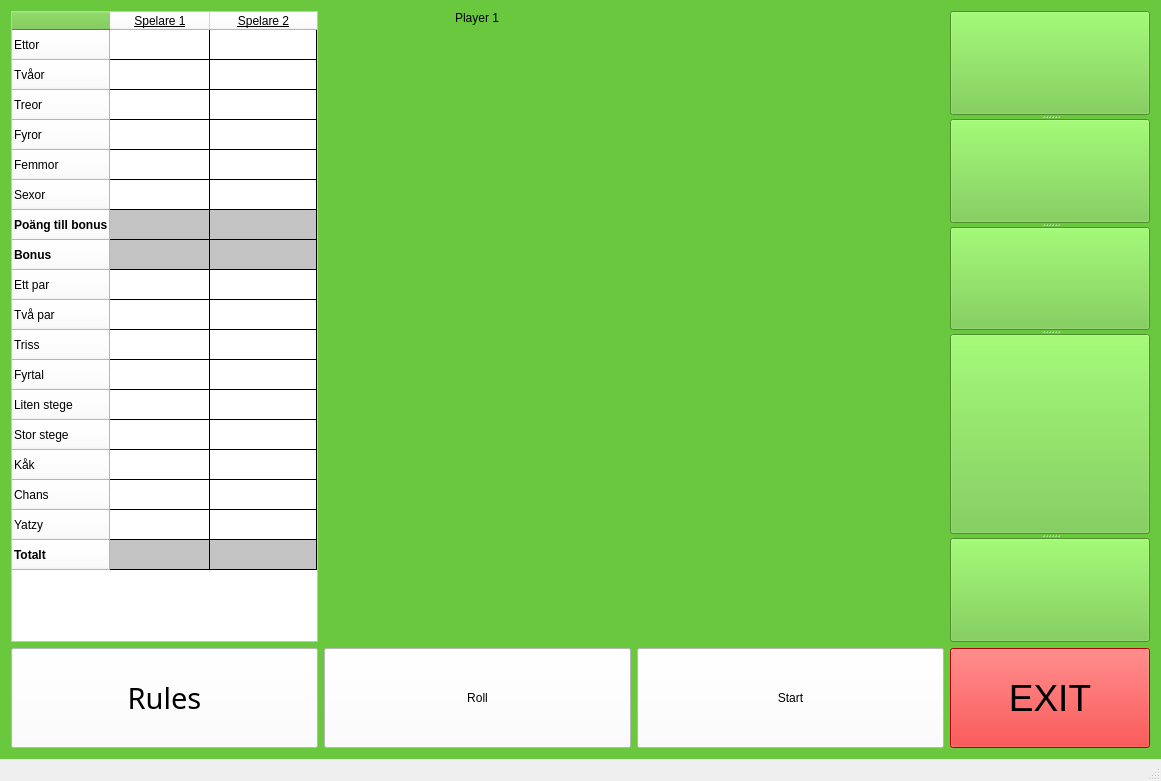
Old version of the form Yatzy/Yatzy/mainwindow.ui in the repository GUI-Programmering-Yatzy-Juli/Yatzy.
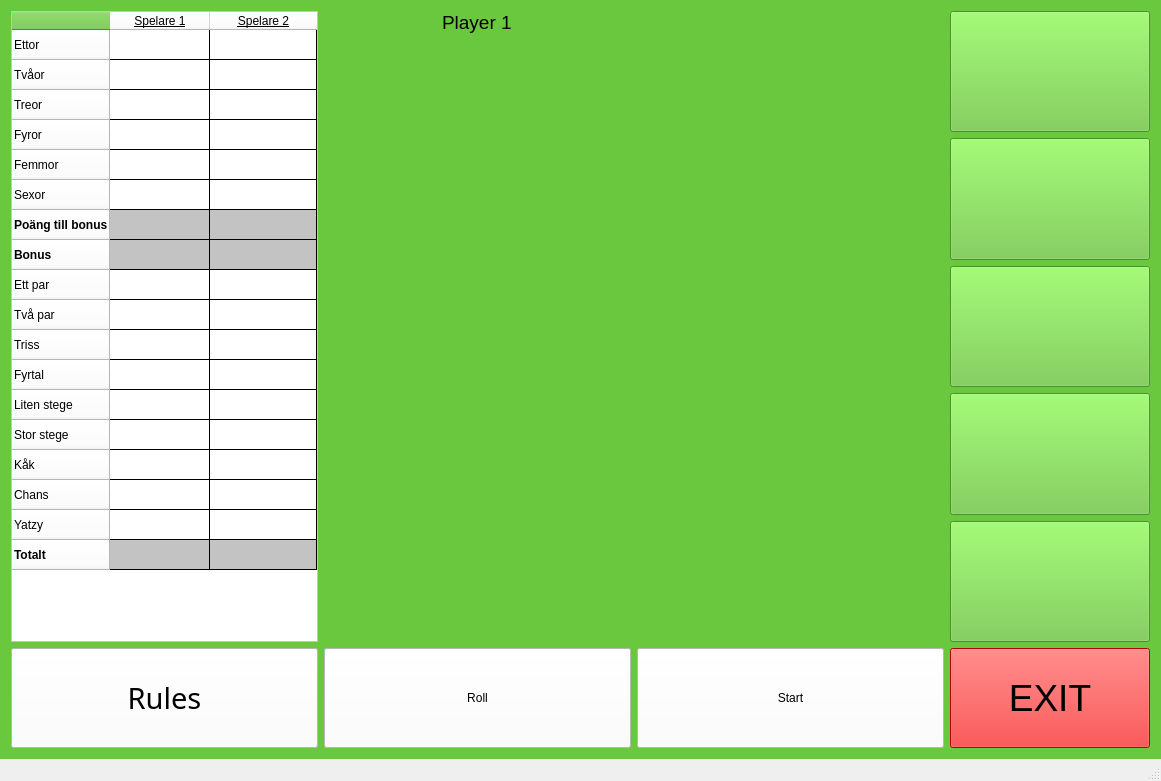
New version of the form.

Commit message: ui går inte att ändra

Patch:
```diff
--- a/Yatzy/Yatzy/mainwindow.ui
+++ b/Yatzy/Yatzy/mainwindow.ui
@@ -54,67 +54,8 @@
     <string notr="true">background-color: rgb(106, 200, 62);</string>
    </property>
    <layout class="QGridLayout" name="gridLayout">
-    <item row="1" column="0">
-     <widget class="QPushButton" name="btn_rules">
-      <property name="sizePolicy">
-       <sizepolicy hsizetype="MinimumExpanding" vsizetype="MinimumExpanding">
-        <horstretch>0</horstretch>
-        <verstretch>0</verstretch>
-       </sizepolicy>
-      </property>
-      <property name="minimumSize">
-       <size>
-        <width>298</width>
-        <height>44</height>
-       </size>
-      </property>
-      <property name="maximumSize">
-       <size>
-        <width>820</width>
-        <height>100</height>
-       </size>
-      </property>
-      <property name="font">
-       <font>
-        <family>Adobe Fangsong Std R</family>
-        <pointsize>22</pointsize>
-       </font>
-      </property>
-      <property name="toolTip">
-       <string notr="true" extracomment="Yahtzee spela och besegra dina vänner">&lt;html&gt;&lt;head/&gt;&lt;body&gt;&lt;p&gt;&lt;span style=&quot; font-size:14pt;&quot;&gt;Yahtzee spel, spela och besegra dina vänner&lt;/span&gt;&lt;/p&gt;&lt;/body&gt;&lt;/html&gt;</string>
-      </property>
-      <property name="toolTipDuration">
-       <number>10</number>
-      </property>
-      <property name="whatsThis">
-       <string>&lt;html&gt;&lt;head/&gt;&lt;body&gt;&lt;p&gt;Yahtzee spel, spela och besegra dina vänner&lt;/p&gt;&lt;/body&gt;&lt;/html&gt;</string>
-      </property>
-      <property name="styleSheet">
-       <string notr="true">border-color: rgb(0, 0, 0);
-background-color: rgb(255, 255, 255);</string>
-      </property>
-      <property name="text">
-       <string>Rules</string>
-      </property>
-      <property name="checkable">
-       <bool>false</bool>
-      </property>
-      <property name="checked">
-       <bool>false</bool>
-      </property>
-      <property name="autoDefault">
-       <bool>false</bool>
-      </property>
-      <property name="default">
-       <bool>false</bool>
-      </property>
-      <property name="flat">
-       <bool>false</bool>
-      </property>
-     </widget>
-    </item>
     <item row="1" column="3">
-     <widget class="QPushButton" name="btn_roll_2">
+     <widget class="QPushButton" name="btn_save1">
       <property name="sizePolicy">
        <sizepolicy hsizetype="MinimumExpanding" vsizetype="MinimumExpanding">
         <horstretch>0</horstretch>
@@ -123,31 +64,29 @@
       </property>
       <property name="minimumSize">
        <size>
-        <width>300</width>
-        <height>44</height>
+        <width>100</width>
+        <height>100</height>
        </size>
       </property>
       <property name="maximumSize">
        <size>
-        <width>820</width>
-        <height>100</height>
+        <width>200</width>
+        <height>200</height>
        </size>
       </property>
       <property name="styleSheet">
-       <string notr="true">font: 22pt &quot;Adobe Fangsong Std R&quot;;
-border-color: rgb(0, 0, 0);
-background-color: rgb(255, 255, 255);</string>
+       <string notr="true">border-color: rgb(0, 0, 0);</string>
       </property>
       <property name="text">
-       <string>Start</string>
+       <string/>
       </property>
       <property name="checkable">
-       <bool>false</bool>
+       <bool>true</bool>
       </property>
      </widget>
     </item>
-    <item row="1" column="2">
-     <widget class="QPushButton" name="btn_roll">
+    <item row="2" column="3">
+     <widget class="QPushButton" name="btn_save2">
       <property name="sizePolicy">
        <sizepolicy hsizetype="MinimumExpanding" vsizetype="MinimumExpanding">
         <horstretch>0</horstretch>
@@ -156,30 +95,64 @@
       </property>
       <property name="minimumSize">
        <size>
-        <width>300</width>
-        <height>44</height>
+        <width>100</width>
+        <height>100</height>
        </size>
       </property>
       <property name="maximumSize">
        <size>
-        <width>820</width>
+        <width>200</width>
+        <height>200</height>
+       </size>
+      </property>
+      <property name="styleSheet">
+       <string notr="true">border-color: rgb(0, 0, 0);</string>
+      </property>
+      <property name="text">
+       <string/>
+      </property>
+      <property name="checkable">
+       <bool>true</bool>
+      </property>
+     </widget>
+    </item>
+    <item row="3" column="3">
+     <widget class="QPushButton" name="btn_save3">
+      <property name="sizePolicy">
+       <sizepolicy hsizetype="MinimumExpanding" vsizetype="MinimumExpanding">
+        <horstretch>0</horstretch>
+        <verstretch>0</verstretch>
+       </sizepolicy>
+      </property>
+      <property name="minimumSize">
+       <size>
+        <width>100</width>
         <height>100</height>
        </size>
       </property>
-      <property name="layoutDirection">
-       <enum>Qt::RightToLeft</enum>
+      <property name="maximumSize">
+       <size>
+        <width>200</width>
+        <height>200</height>
+       </size>
       </property>
+      <property name="font">
+       <font>
+        <pointsize>30</pointsize>
+       </font>
+      </property>
       <property name="styleSheet">
-       <string notr="true">font: 22pt &quot;Adobe Fangsong Std R&quot;;
-border-color: rgb(0, 0, 0);
-background-color: rgb(255, 255, 255);</string>
+       <string notr="true">border-color: rgb(0, 0, 0);</string>
       </property>
       <property name="text">
-       <string>Roll</string>
+       <string/>
       </property>
+      <property name="checkable">
+       <bool>true</bool>
+      </property>
      </widget>
     </item>
-    <item row="0" column="0">
+    <item row="0" column="0" rowspan="5">
      <widget class="QTableWidget" name="tableWidget">
       <property name="enabled">
        <bool>true</bool>
@@ -210,6 +183,7 @@
       </property>
       <property name="font">
        <font>
+        <pointsize>14</pointsize>
         <italic>false</italic>
         <underline>false</underline>
         <strikeout>false</strikeout>
@@ -591,7 +565,38 @@
       </item>
      </widget>
     </item>
-    <item row="1" column="4">
+    <item row="0" column="3">
+     <widget class="QPushButton" name="btn_save0">
+      <property name="sizePolicy">
+       <sizepolicy hsizetype="MinimumExpanding" vsizetype="MinimumExpanding">
+        <horstretch>0</horstretch>
+        <verstretch>0</verstretch>
+       </sizepolicy>
+      </property>
+      <property name="minimumSize">
+       <size>
+        <width>100</width>
+        <height>100</height>
+       </size>
+      </property>
+      <property name="maximumSize">
+       <size>
+        <width>200</width>
+        <height>200</height>
+       </size>
+      </property>
+      <property name="styleSheet">
+       <string notr="true">border-color: rgb(0, 0, 0);</string>
+      </property>
+      <property name="text">
+       <string/>
+      </property>
+      <property name="checkable">
+       <bool>true</bool>
+      </property>
+     </widget>
+    </item>
+    <item row="5" column="3">
      <widget class="QPushButton" name="btn_exit">
       <property name="sizePolicy">
        <sizepolicy hsizetype="MinimumExpanding" vsizetype="MinimumExpanding">
@@ -629,7 +634,163 @@
       </property>
      </widget>
     </item>
-    <item row="0" column="2" alignment="Qt::AlignHCenter|Qt::AlignTop">
+    <item row="5" column="0">
+     <widget class="QPushButton" name="btn_rules">
+      <property name="sizePolicy">
+       <sizepolicy hsizetype="MinimumExpanding" vsizetype="MinimumExpanding">
+        <horstretch>0</horstretch>
+        <verstretch>0</verstretch>
+       </sizepolicy>
+      </property>
+      <property name="minimumSize">
+       <size>
+        <width>298</width>
+        <height>44</height>
+       </size>
+      </property>
+      <property name="maximumSize">
+       <size>
+        <width>820</width>
+        <height>100</height>
+       </size>
+      </property>
+      <property name="font">
+       <font>
+        <family>Adobe Fangsong Std R</family>
+        <pointsize>22</pointsize>
+       </font>
+      </property>
+      <property name="toolTip">
+       <string notr="true" extracomment="Yahtzee spela och besegra dina vänner">&lt;html&gt;&lt;head/&gt;&lt;body&gt;&lt;p&gt;&lt;span style=&quot; font-size:14pt;&quot;&gt;Yahtzee spel, spela och besegra dina vänner&lt;/span&gt;&lt;/p&gt;&lt;/body&gt;&lt;/html&gt;</string>
+      </property>
+      <property name="toolTipDuration">
+       <number>10</number>
+      </property>
+      <property name="whatsThis">
+       <string>&lt;html&gt;&lt;head/&gt;&lt;body&gt;&lt;p&gt;Yahtzee spel, spela och besegra dina vänner&lt;/p&gt;&lt;/body&gt;&lt;/html&gt;</string>
+      </property>
+      <property name="styleSheet">
+       <string notr="true">border-color: rgb(0, 0, 0);
+background-color: rgb(255, 255, 255);</string>
+      </property>
+      <property name="text">
+       <string>Rules</string>
+      </property>
+      <property name="checkable">
+       <bool>false</bool>
+      </property>
+      <property name="checked">
+       <bool>false</bool>
+      </property>
+      <property name="autoDefault">
+       <bool>false</bool>
+      </property>
+      <property name="default">
+       <bool>false</bool>
+      </property>
+      <property name="flat">
+       <bool>false</bool>
+      </property>
+     </widget>
+    </item>
+    <item row="5" column="1">
+     <widget class="QPushButton" name="btn_roll">
+      <property name="sizePolicy">
+       <sizepolicy hsizetype="MinimumExpanding" vsizetype="MinimumExpanding">
+        <horstretch>0</horstretch>
+        <verstretch>0</verstretch>
+       </sizepolicy>
+      </property>
+      <property name="minimumSize">
+       <size>
+        <width>300</width>
+        <height>44</height>
+       </size>
+      </property>
+      <property name="maximumSize">
+       <size>
+        <width>820</width>
+        <height>100</height>
+       </size>
+      </property>
+      <property name="layoutDirection">
+       <enum>Qt::RightToLeft</enum>
+      </property>
+      <property name="styleSheet">
+       <string notr="true">font: 22pt &quot;Adobe Fangsong Std R&quot;;
+border-color: rgb(0, 0, 0);
+background-color: rgb(255, 255, 255);</string>
+      </property>
+      <property name="text">
+       <string>Roll</string>
+      </property>
+     </widget>
+    </item>
+    <item row="4" column="3">
+     <widget class="QPushButton" name="btn_save4">
+      <property name="sizePolicy">
+       <sizepolicy hsizetype="MinimumExpanding" vsizetype="MinimumExpanding">
+        <horstretch>0</horstretch>
+        <verstretch>0</verstretch>
+       </sizepolicy>
+      </property>
+      <property name="minimumSize">
+       <size>
+        <width>100</width>
+        <height>100</height>
+       </size>
+      </property>
+      <property name="maximumSize">
+       <size>
+        <width>200</width>
+        <height>200</height>
+       </size>
+      </property>
+      <property name="styleSheet">
+       <string notr="true">border-color: rgb(0, 0, 0);</string>
+      </property>
+      <property name="text">
+       <string/>
+      </property>
+      <property name="checkable">
+       <bool>true</bool>
+      </property>
+     </widget>
+    </item>
+    <item row="5" column="2">
+     <widget class="QPushButton" name="btn_roll_2">
+      <property name="sizePolicy">
+       <sizepolicy hsizetype="MinimumExpanding" vsizetype="MinimumExpanding">
+        <horstretch>0</horstretch>
+        <verstretch>0</verstretch>
+       </sizepolicy>
+      </property>
+      <property name="minimumSize">
+       <size>
+        <width>300</width>
+        <height>44</height>
+       </size>
+      </property>
+      <property name="maximumSize">
+       <size>
+        <width>820</width>
+        <height>100</height>
+       </size>
+      </property>
+      <property name="styleSheet">
+       <string notr="true">font: 22pt &quot;Adobe Fangsong Std R&quot;;
+border-color: rgb(0, 0, 0);
+background-color: rgb(255, 255, 255);</string>
+      </property>
+      <property name="text">
+       <string>Start</string>
+      </property>
+      <property name="checkable">
+       <bool>false</bool>
+      </property>
+     </widget>
+    </item>
+    <item row="0" column="1" alignment="Qt::AlignHCenter|Qt::AlignTop">
      <widget class="QLabel" name="label">
       <property name="sizePolicy">
        <sizepolicy hsizetype="MinimumExpanding" vsizetype="Preferred">
@@ -637,6 +798,15 @@
         <verstretch>0</verstretch>
        </sizepolicy>
       </property>
+      <property name="font">
+       <font>
+        <family>MS Shell Dlg 2</family>
+        <pointsize>14</pointsize>
+        <weight>9</weight>
+        <italic>false</italic>
+        <bold>false</bold>
+       </font>
+      </property>
       <property name="styleSheet">
        <string notr="true">font: 75 14pt &quot;MS Shell Dlg 2&quot;;</string>
       </property>
@@ -645,187 +815,6 @@
       </property>
      </widget>
     </item>
-    <item row="0" column="4">
-     <widget class="QSplitter" name="splitter">
-      <property name="sizePolicy">
-       <sizepolicy hsizetype="MinimumExpanding" vsizetype="MinimumExpanding">
-        <horstretch>0</horstretch>
-        <verstretch>0</verstretch>
-       </sizepolicy>
-      </property>
-      <property name="minimumSize">
-       <size>
-        <width>100</width>
-        <height>100</height>
-       </size>
-      </property>
-      <property name="maximumSize">
-       <size>
-        <width>200</width>
-        <height>1016</height>
-       </size>
-      </property>
-      <property name="autoFillBackground">
-       <bool>false</bool>
-      </property>
-      <property name="styleSheet">
-       <string notr="true"/>
-      </property>
-      <property name="orientation">
-       <enum>Qt::Vertical</enum>
-      </property>
-      <widget class="QPushButton" name="btn_save0">
-       <property name="sizePolicy">
-        <sizepolicy hsizetype="MinimumExpanding" vsizetype="MinimumExpanding">
-         <horstretch>0</horstretch>
-         <verstretch>0</verstretch>
-        </sizepolicy>
-       </property>
-       <property name="minimumSize">
-        <size>
-         <width>100</width>
-         <height>100</height>
-        </size>
-       </property>
-       <property name="maximumSize">
-        <size>
-         <width>200</width>
-         <height>200</height>
-        </size>
-       </property>
-       <property name="styleSheet">
-        <string notr="true">border-color: rgb(0, 0, 0);</string>
-       </property>
-       <property name="text">
-        <string/>
-       </property>
-       <property name="checkable">
-        <bool>true</bool>
-       </property>
-      </widget>
-      <widget class="QPushButton" name="btn_save1">
-       <property name="sizePolicy">
-        <sizepolicy hsizetype="MinimumExpanding" vsizetype="MinimumExpanding">
-         <horstretch>0</horstretch>
-         <verstretch>0</verstretch>
-        </sizepolicy>
-       </property>
-       <property name="minimumSize">
-        <size>
-         <width>100</width>
-         <height>100</height>
-        </size>
-       </property>
-       <property name="maximumSize">
-        <size>
-         <width>200</width>
-         <height>200</height>
-        </size>
-       </property>
-       <property name="styleSheet">
-        <string notr="true">border-color: rgb(0, 0, 0);</string>
-       </property>
-       <property name="text">
-        <string/>
-       </property>
-       <property name="checkable">
-        <bool>true</bool>
-       </property>
-      </widget>
-      <widget class="QPushButton" name="btn_save2">
-       <property name="sizePolicy">
-        <sizepolicy hsizetype="MinimumExpanding" vsizetype="MinimumExpanding">
-         <horstretch>0</horstretch>
-         <verstretch>0</verstretch>
-        </sizepolicy>
-       </property>
-       <property name="minimumSize">
-        <size>
-         <width>100</width>
-         <height>100</height>
-        </size>
-       </property>
-       <property name="maximumSize">
-        <size>
-         <width>200</width>
-         <height>200</height>
-        </size>
-       </property>
-       <property name="styleSheet">
-        <string notr="true">border-color: rgb(0, 0, 0);</string>
-       </property>
-       <property name="text">
-        <string/>
-       </property>
-       <property name="checkable">
-        <bool>true</bool>
-       </property>
-      </widget>
-      <widget class="QPushButton" name="btn_save3">
-       <property name="sizePolicy">
-        <sizepolicy hsizetype="MinimumExpanding" vsizetype="MinimumExpanding">
-         <horstretch>0</horstretch>
-         <verstretch>0</verstretch>
-        </sizepolicy>
-       </property>
-       <property name="minimumSize">
-        <size>
-         <width>100</width>
-         <height>100</height>
-        </size>
-       </property>
-       <property name="maximumSize">
-        <size>
-         <width>200</width>
-         <height>200</height>
-        </size>
-       </property>
-       <property name="font">
-        <font>
-         <pointsize>30</pointsize>
-        </font>
-       </property>
-       <property name="styleSheet">
-        <string notr="true">border-color: rgb(0, 0, 0);</string>
-       </property>
-       <property name="text">
-        <string/>
-       </property>
-       <property name="checkable">
-        <bool>true</bool>
-       </property>
-      </widget>
-      <widget class="QPushButton" name="btn_save4">
-       <property name="sizePolicy">
-        <sizepolicy hsizetype="MinimumExpanding" vsizetype="MinimumExpanding">
-         <horstretch>0</horstretch>
-         <verstretch>0</verstretch>
-        </sizepolicy>
-       </property>
-       <property name="minimumSize">
-        <size>
-         <width>100</width>
-         <height>100</height>
-        </size>
-       </property>
-       <property name="maximumSize">
-        <size>
-         <width>200</width>
-         <height>200</height>
-        </size>
-       </property>
-       <property name="styleSheet">
-        <string notr="true">border-color: rgb(0, 0, 0);</string>
-       </property>
-       <property name="text">
-        <string/>
-       </property>
-       <property name="checkable">
-        <bool>true</bool>
-       </property>
-      </widget>
-     </widget>
-    </item>
    </layout>
   </widget>
   <widget class="QMenuBar" name="menuBar">
```
The commit also changes 5 other files.
